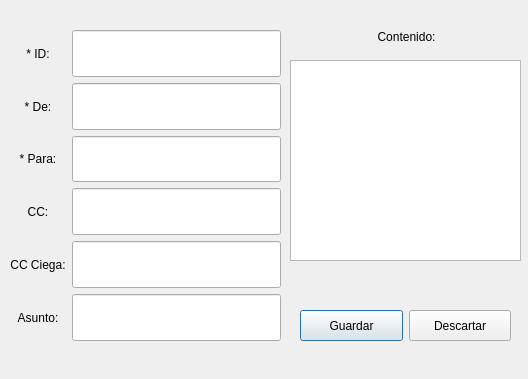
roblescristian4722/lector_correo, file agregar.ui: the form before one commit.
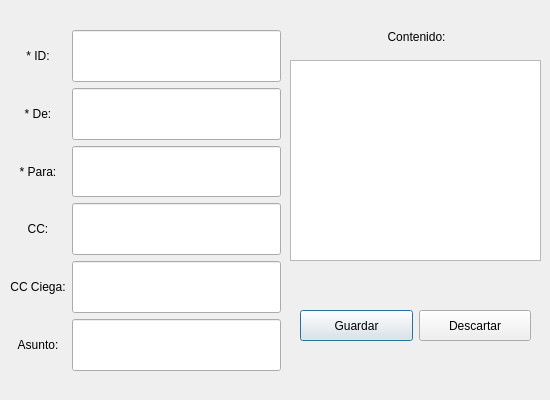
The form after the commit.

```diff
--- a/agregar.ui
+++ b/agregar.ui
@@ -6,8 +6,8 @@
    <rect>
     <x>0</x>
     <y>0</y>
-    <width>528</width>
-    <height>379</height>
+    <width>550</width>
+    <height>400</height>
    </rect>
   </property>
   <property name="windowTitle">
@@ -18,7 +18,7 @@
     <rect>
      <x>291</x>
      <y>21</y>
-     <width>231</width>
+     <width>251</width>
      <height>31</height>
     </rect>
    </property>
@@ -34,18 +34,18 @@
     <rect>
      <x>290</x>
      <y>60</y>
-     <width>231</width>
+     <width>251</width>
      <height>201</height>
     </rect>
    </property>
   </widget>
-  <widget class="QWidget" name="">
+  <widget class="QWidget" name="layoutWidget">
    <property name="geometry">
     <rect>
      <x>10</x>
      <y>20</y>
      <width>271</width>
-     <height>331</height>
+     <height>361</height>
     </rect>
    </property>
    <layout class="QHBoxLayout" name="horizontalLayout">
@@ -191,12 +191,12 @@
     </item>
    </layout>
   </widget>
-  <widget class="QWidget" name="">
+  <widget class="QWidget" name="layoutWidget">
    <property name="geometry">
     <rect>
      <x>290</x>
      <y>300</y>
-     <width>231</width>
+     <width>251</width>
      <height>51</height>
     </rect>
    </property>
```
